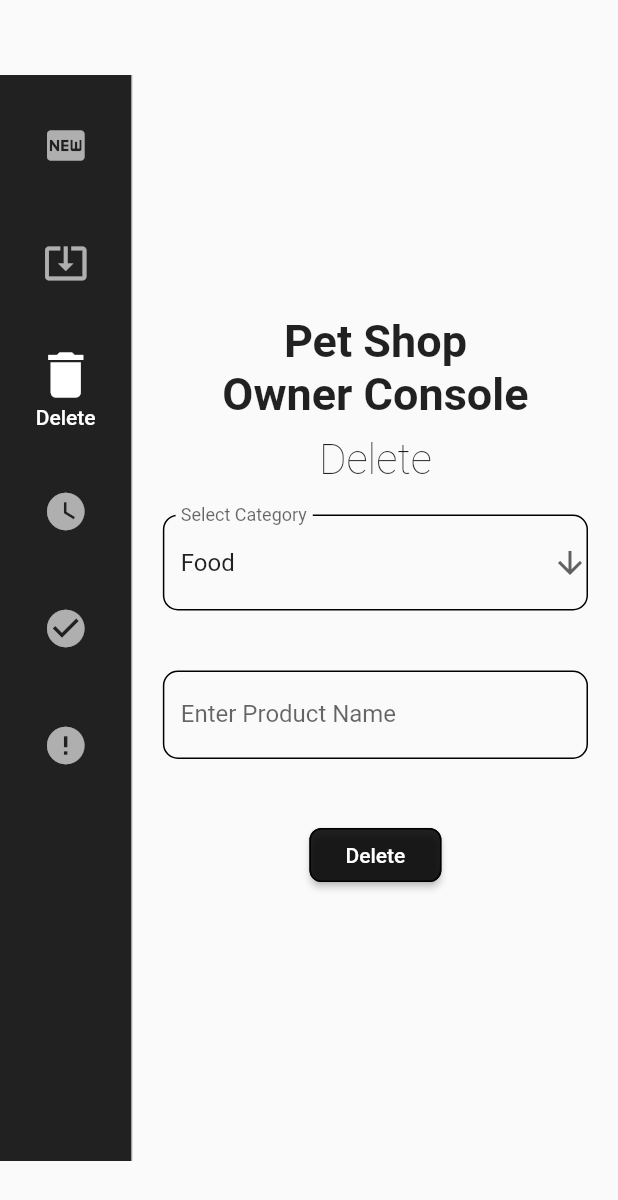
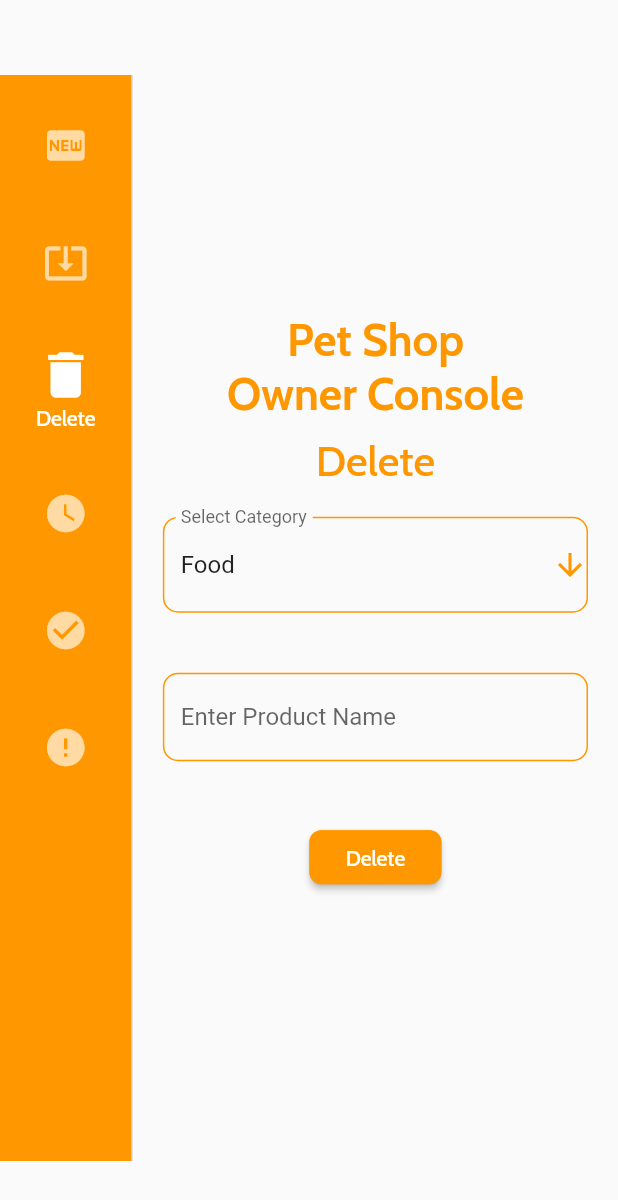
Before and after one commit to axactstudios/petshopowner, a Flutter app: the screen it shows after launch, after a tap on "Update", after a tap on "Delete", on a phone screen of 412 x 824 dp. Shown: the top 1200 px of the screen. Run offline on Flutter 3.47's test engine with Material 2 defaults, Android fonts, the light colour scheme and no system bars; our stand-ins replace file_picker, firebase_database, firebase_storage, fluttertoast, image_picker; accounts and stored records are empty; project files that could hold a hidden picture were left out.

Commit message:
color and font changed

```diff
--- /dev/null
+++ b/lib/Classes/Constants.dart
@@ -0,0 +1,3 @@
+import 'package:flutter/material.dart';
+
+const kPrimaryColor = Color(0xFFFF9800);
--- a/lib/Pages/DeletePet.dart
+++ b/lib/Pages/DeletePet.dart
@@ -1,5 +1,6 @@
 import 'package:firebase_database/firebase_database.dart';
 import 'package:flutter/material.dart';
+import 'package:petshopowner/Classes/Constants.dart';
 
 class Delete extends StatefulWidget {
   Delete({Key key}) : super(key: key);
@@ -35,12 +36,15 @@ class _DeleteState extends State<Delete> {
             padding: EdgeInsets.all(20.0),
             child: DropdownButtonFormField(
               value: dropdownValue,
-              icon: Icon(Icons.arrow_downward),
+              icon: Icon(
+                Icons.arrow_downward,
+                color: kPrimaryColor,
+              ),
               decoration: InputDecoration(
                 labelText: "Select Category",
                 enabledBorder: OutlineInputBorder(
-                  borderRadius: BorderRadius.circular(10.0),
-                ),
+                    borderRadius: BorderRadius.circular(10.0),
+                    borderSide: BorderSide(color: kPrimaryColor)),
               ),
               items: listOfCategories.map((String value) {
                 return new DropdownMenuItem<String>(
@@ -68,8 +72,8 @@ class _DeleteState extends State<Delete> {
               decoration: InputDecoration(
                 labelText: "Enter Product Name",
                 enabledBorder: OutlineInputBorder(
-                  borderRadius: BorderRadius.circular(10.0),
-                ),
+                    borderRadius: BorderRadius.circular(10.0),
+                    borderSide: BorderSide(color: kPrimaryColor)),
               ),
               // The validator receives the text that the user has entered.
               validator: (value) {
@@ -84,9 +88,10 @@ class _DeleteState extends State<Delete> {
               padding: EdgeInsets.all(20.0),
               child: RaisedButton(
                 shape: RoundedRectangleBorder(
-                    borderRadius: BorderRadius.circular(8.0),
-                    side: BorderSide(color: Colors.black)),
-                color: Colors.black87,
+                  borderRadius: BorderRadius.circular(8.0),
+                  side: BorderSide(color: kPrimaryColor),
+                ),
+                color: kPrimaryColor,
                 onPressed: () {
                   if (_formKey.currentState.validate())
                     dbRef
@@ -104,7 +109,7 @@ class _DeleteState extends State<Delete> {
                 },
                 child: Text(
                   'Delete',
-                  style: TextStyle(color: Colors.white),
+                  style: TextStyle(fontFamily: 'Cabin', color: Colors.white),
                 ),
               )),
         ])));
--- a/lib/Pages/RegisterPet.dart
+++ b/lib/Pages/RegisterPet.dart
@@ -6,6 +6,7 @@ import 'package:flutter/material.dart';
 import 'package:flutter/services.dart';
 import 'package:fluttertoast/fluttertoast.dart';
 import 'package:path/path.dart' as p;
+import 'package:petshopowner/Classes/Constants.dart';
 
 import '../main.dart';
 
@@ -142,6 +143,7 @@ class _RegisterPetState extends State<RegisterPet> {
                 labelText: "Enter Product Name",
                 enabledBorder: OutlineInputBorder(
                   borderRadius: BorderRadius.circular(10.0),
+                  borderSide: BorderSide(color: kPrimaryColor),
                 ),
               ),
               // The validator receives the text that the user has entered.
@@ -157,17 +159,25 @@ class _RegisterPetState extends State<RegisterPet> {
             padding: EdgeInsets.all(20.0),
             child: DropdownButtonFormField(
               value: dropdownValue,
-              icon: Icon(Icons.arrow_downward),
+              icon: Icon(
+                Icons.arrow_downward,
+                color: kPrimaryColor,
+              ),
               decoration: InputDecoration(
                 labelText: "Select Category",
                 enabledBorder: OutlineInputBorder(
-                  borderRadius: BorderRadius.circular(10.0),
-                ),
+                    borderRadius: BorderRadius.circular(10.0),
+                    borderSide: BorderSide(color: kPrimaryColor)),
               ),
               items: listOfCategories.map((String value) {
                 return new DropdownMenuItem<String>(
                   value: value,
-                  child: new Text(value),
+                  child: new Text(
+                    value,
+                    style: TextStyle(
+                      fontFamily: 'Cabin',
+                    ),
+                  ),
                 );
               }).toList(),
               onChanged: (String newValue) {
@@ -191,8 +201,8 @@ class _RegisterPetState extends State<RegisterPet> {
               decoration: InputDecoration(
                 labelText: "Enter product price",
                 enabledBorder: OutlineInputBorder(
-                  borderRadius: BorderRadius.circular(10.0),
-                ),
+                    borderRadius: BorderRadius.circular(10.0),
+                    borderSide: BorderSide(color: kPrimaryColor)),
               ),
               // The validator receives the text that the user has entered.
               validator: (value) {
@@ -211,8 +221,8 @@ class _RegisterPetState extends State<RegisterPet> {
               decoration: InputDecoration(
                 labelText: "Enter quantity",
                 enabledBorder: OutlineInputBorder(
-                  borderRadius: BorderRadius.circular(10.0),
-                ),
+                    borderRadius: BorderRadius.circular(10.0),
+                    borderSide: BorderSide(color: kPrimaryColor)),
               ),
               // The validator receives the text that the user has entered.
               validator: (value) {
@@ -231,14 +241,15 @@ class _RegisterPetState extends State<RegisterPet> {
                   RaisedButton(
                     shape: RoundedRectangleBorder(
                         borderRadius: BorderRadius.circular(8.0),
-                        side: BorderSide(color: Colors.black)),
-                    color: Colors.black87,
+                        side: BorderSide(color: kPrimaryColor)),
+                    color: kPrimaryColor,
                     onPressed: () {
                       filePicker(context);
                     },
                     child: Text(
                       'Upload Image',
-                      style: TextStyle(color: Colors.white),
+                      style:
+                          TextStyle(fontFamily: 'Cabin', color: Colors.white),
                     ),
                   ),
                 ],
@@ -248,8 +259,8 @@ class _RegisterPetState extends State<RegisterPet> {
               child: RaisedButton(
                 shape: RoundedRectangleBorder(
                     borderRadius: BorderRadius.circular(8.0),
-                    side: BorderSide(color: Colors.black)),
-                color: Colors.black87,
+                    side: BorderSide(color: kPrimaryColor)),
+                color: kPrimaryColor,
                 onPressed: () {
                   int price1 = int.parse(ageController.text);
                   if (_formKey.currentState.validate()) {
@@ -272,7 +283,7 @@ class _RegisterPetState extends State<RegisterPet> {
                 },
                 child: Text(
                   'Submit',
-                  style: TextStyle(color: Colors.white),
+                  style: TextStyle(fontFamily: 'Cabin', color: Colors.white),
                 ),
               )),
         ])));
--- a/lib/Pages/UpdatePet.dart
+++ b/lib/Pages/UpdatePet.dart
@@ -7,6 +7,7 @@ import 'dart:io';
 import 'package:path/path.dart' as p;
 
 import 'package:fluttertoast/fluttertoast.dart';
+import 'package:petshopowner/Classes/Constants.dart';
 
 class UpdatePet extends StatefulWidget {
   UpdatePet({Key key}) : super(key: key);
@@ -132,7 +133,8 @@ class _UpdatePetState extends State<UpdatePet> {
     return Form(
       key: _formKey,
       child: SingleChildScrollView(
-            child: Column(children: <Widget>[
+        child: Column(
+          children: <Widget>[
             Padding(
               padding: EdgeInsets.all(20.0),
               child: TextFormField(
@@ -141,7 +143,7 @@ class _UpdatePetState extends State<UpdatePet> {
                   labelText: "Enter Product Name",
                   enabledBorder: OutlineInputBorder(
                       borderRadius: BorderRadius.circular(10.0),
-                ),
+                      borderSide: BorderSide(color: kPrimaryColor)),
                 ),
                 // The validator receives the text that the user has entered.
                 validator: (value) {
@@ -156,17 +158,25 @@ class _UpdatePetState extends State<UpdatePet> {
               padding: EdgeInsets.all(20.0),
               child: DropdownButtonFormField(
                 value: dropdownValue,
-              icon: Icon(Icons.arrow_downward),
+                icon: Icon(
+                  Icons.arrow_downward,
+                  color: kPrimaryColor,
+                ),
                 decoration: InputDecoration(
                   labelText: "Select Category",
                   enabledBorder: OutlineInputBorder(
                       borderRadius: BorderRadius.circular(10.0),
-                ),
+                      borderSide: BorderSide(color: kPrimaryColor)),
                 ),
                 items: listOfCategories.map((String value) {
                   return new DropdownMenuItem<String>(
                     value: value,
-                  child: new Text(value),
+                    child: new Text(
+                      value,
+                      style: TextStyle(
+                        fontFamily: 'Cabin',
+                      ),
+                    ),
                   );
                 }).toList(),
                 onChanged: (String newValue) {
@@ -191,7 +201,7 @@ class _UpdatePetState extends State<UpdatePet> {
                   labelText: "Enter product price",
                   enabledBorder: OutlineInputBorder(
                       borderRadius: BorderRadius.circular(10.0),
-                ),
+                      borderSide: BorderSide(color: kPrimaryColor)),
                 ),
                 // The validator receives the text that the user has entered.
                 validator: (value) {
@@ -211,7 +221,7 @@ class _UpdatePetState extends State<UpdatePet> {
                   labelText: "Enter quantity",
                   enabledBorder: OutlineInputBorder(
                       borderRadius: BorderRadius.circular(10.0),
-                ),
+                      borderSide: BorderSide(color: kPrimaryColor)),
                 ),
                 // The validator receives the text that the user has entered.
                 validator: (value) {
@@ -224,11 +234,35 @@ class _UpdatePetState extends State<UpdatePet> {
             ),
             Padding(
               padding: EdgeInsets.all(20.0),
+              child: Row(
+                mainAxisAlignment: MainAxisAlignment.spaceEvenly,
+                children: <Widget>[
+                  RaisedButton(
+                    shape: RoundedRectangleBorder(
+                      borderRadius: BorderRadius.circular(8.0),
+                      side: BorderSide(color: kPrimaryColor),
+                    ),
+                    color: kPrimaryColor,
+                    onPressed: () {
+                      filePicker(context);
+                    },
+                    child: Text(
+                      'Upload Image',
+                      style:
+                          TextStyle(fontFamily: 'Cabin', color: Colors.white),
+                    ),
+                  ),
+                ],
+              ),
+            ),
+            Padding(
+              padding: EdgeInsets.all(20.0),
               child: RaisedButton(
                 shape: RoundedRectangleBorder(
                   borderRadius: BorderRadius.circular(8.0),
-                    side: BorderSide(color: Colors.black)),
-                color: Colors.black87,
+                  side: BorderSide(color: kPrimaryColor),
+                ),
+                color: kPrimaryColor,
                 onPressed: () {
                   int price1 = int.parse(ageController.text);
                   if (_formKey.currentState.validate()) {
@@ -254,30 +288,14 @@ class _UpdatePetState extends State<UpdatePet> {
                 },
                 child: Text(
                   'Submit',
-                  style: TextStyle(color: Colors.white),
+                  style: TextStyle(fontFamily: 'Cabin', color: Colors.white),
                 ),
-              )),
-          Padding(
-              padding: EdgeInsets.all(20.0),
-              child: Row(
-                mainAxisAlignment: MainAxisAlignment.spaceEvenly,
-                children: <Widget>[
-                  RaisedButton(
-                    shape: RoundedRectangleBorder(
-                        borderRadius: BorderRadius.circular(8.0),
-                        side: BorderSide(color: Colors.black)),
-                    color: Colors.black87,
-                    onPressed: () {
-                      filePicker(context);
-                    },
-                    child: Text(
-                      'Upload Image',
-                      style: TextStyle(color: Colors.white),
               ),
             ),
           ],
-              )),
-        ])));
+        ),
+      ),
+    );
   }
 
   @override
--- a/lib/main.dart
+++ b/lib/main.dart
@@ -6,6 +6,7 @@ import 'package:intl/intl.dart';
 import 'package:fluttertoast/fluttertoast.dart';
 import 'package:image_picker/image_picker.dart';
 import 'package:path/path.dart';
+import 'package:petshopowner/Classes/Constants.dart';
 import 'package:petshopowner/Pages/IssuesPage.dart';
 import 'package:petshopowner/Pages/PastOrders.dart';
 
@@ -57,7 +58,7 @@ class _MyStatefulWidgetState extends State<MyStatefulWidget> {
         child: Row(
           children: <Widget>[
             NavigationRail(
-              backgroundColor: Colors.black87,
+              backgroundColor: kPrimaryColor,
               selectedIndex: _selectedIndex,
               onDestinationSelected: (int index) {
                 setState(() {
@@ -65,7 +66,7 @@ class _MyStatefulWidgetState extends State<MyStatefulWidget> {
                   if (_selectedIndex == 0) task = 'Register New Product';
                   if (_selectedIndex == 1) task = 'Update Product';
                   if (_selectedIndex == 2) task = 'Delete';
-                  if (_selectedIndex == 3) task = 'Orders';
+                  if (_selectedIndex == 3) task = 'Current Orders';
                   if (_selectedIndex == 4) task = 'Past Orders';
                   if (_selectedIndex == 5) task = 'Complaints';
                 });
@@ -85,7 +86,7 @@ class _MyStatefulWidgetState extends State<MyStatefulWidget> {
                   ),
                   label: Text(
                     'New',
-                    style: TextStyle(color: Colors.white),
+                    style: TextStyle(fontFamily: 'Cabin', color: Colors.white),
                   ),
                 ),
                 NavigationRailDestination(
@@ -101,7 +102,7 @@ class _MyStatefulWidgetState extends State<MyStatefulWidget> {
                   ),
                   label: Text(
                     'Update',
-                    style: TextStyle(color: Colors.white),
+                    style: TextStyle(fontFamily: 'Cabin', color: Colors.white),
                   ),
                 ),
                 NavigationRailDestination(
@@ -117,7 +118,7 @@ class _MyStatefulWidgetState extends State<MyStatefulWidget> {
                   ),
                   label: Text(
                     'Delete',
-                    style: TextStyle(color: Colors.white),
+                    style: TextStyle(fontFamily: 'Cabin', color: Colors.white),
                   ),
                 ),
                 NavigationRailDestination(
@@ -134,7 +135,7 @@ class _MyStatefulWidgetState extends State<MyStatefulWidget> {
                   label: Text(
                     'Pending\nOrders',
                     textAlign: TextAlign.center,
-                    style: TextStyle(color: Colors.white),
+                    style: TextStyle(fontFamily: 'Cabin', color: Colors.white),
                   ),
                 ),
                 NavigationRailDestination(
@@ -151,7 +152,7 @@ class _MyStatefulWidgetState extends State<MyStatefulWidget> {
                   label: Text(
                     'Completed\nOrders',
                     textAlign: TextAlign.center,
-                    style: TextStyle(color: Colors.white),
+                    style: TextStyle(fontFamily: 'Cabin', color: Colors.white),
                   ),
                 ),
                 NavigationRailDestination(
@@ -183,23 +184,28 @@ class _MyStatefulWidgetState extends State<MyStatefulWidget> {
                         style: TextStyle(
                           fontWeight: FontWeight.w600,
                           fontSize: 30,
-                          fontFamily: 'Roboto',
+                          fontFamily: 'Cabin',
+                          color: kPrimaryColor,
                         )),
                     Text("Owner Console",
                         style: TextStyle(
                           fontWeight: FontWeight.w600,
                           fontSize: 30,
-                          fontFamily: 'Roboto',
+                          fontFamily: 'Cabin',
+                          color: kPrimaryColor,
                         )),
                     SizedBox(
                       height: 10,
                     ),
-                    Text(task,
-                        style: TextStyle(
-                          fontWeight: FontWeight.w200,
-                          fontSize: 28,
-                          fontFamily: 'Roboto',
-                        )),
+                    Text(
+                      task,
+                      style: TextStyle(
+                        fontWeight: FontWeight.w200,
+                        fontSize: 28,
+                        fontFamily: 'Cabin',
+                        color: kPrimaryColor,
+                      ),
+                    ),
                     if (_selectedIndex == 0)
                       RegisterPet()
                     else if (_selectedIndex == 1)
```
Also changed, not shown: lib/Pages/IssuesPage.dart (+30 -18 lines), lib/Pages/Orders.dart (+31 -19 lines), lib/Pages/PastOrders.dart (+12 -10 lines), pubspec.yaml (+6 -5 lines), assets/fonts/Cabin-Bold.ttf (added), assets/fonts/Cabin-Medium.ttf (added), assets/fonts/Cabin-Regular.ttf (added). Lines whose indentation alone changed are shown as unchanged.
